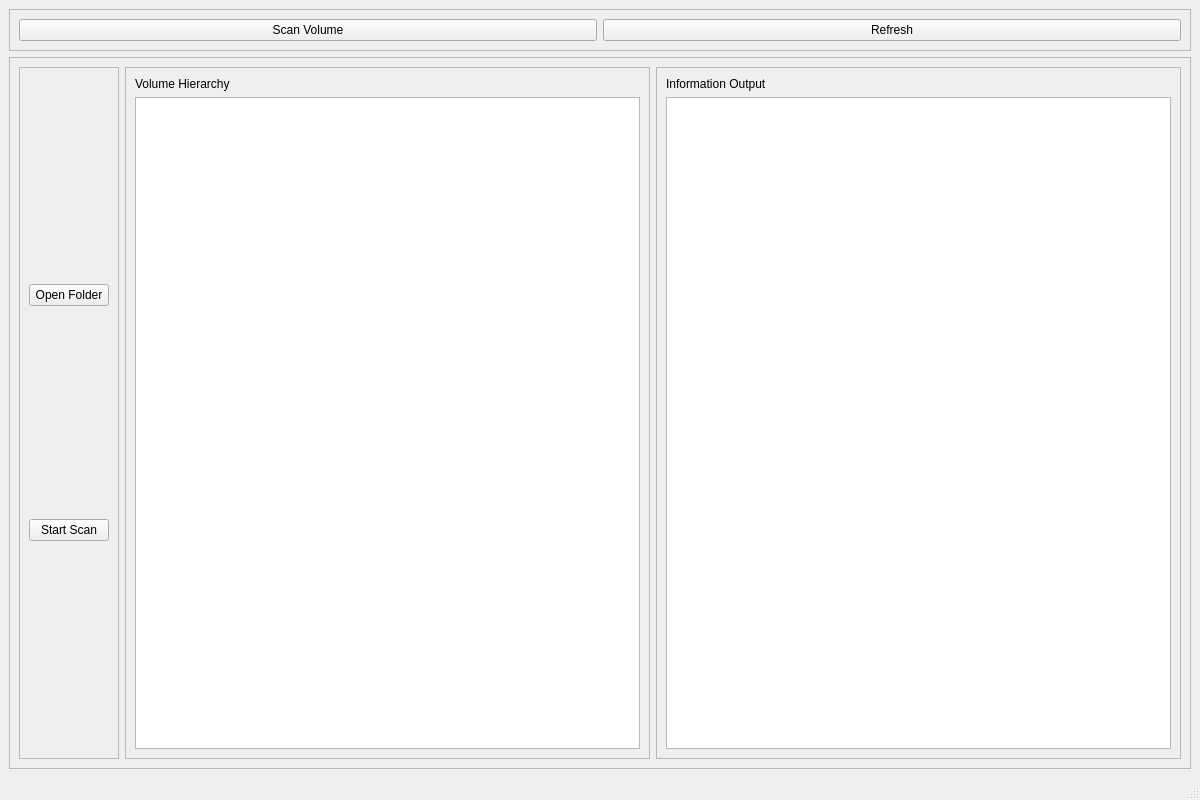
First picture: the form in chronopix.ui, repository chronomicron/ChronoPix, before the edit.
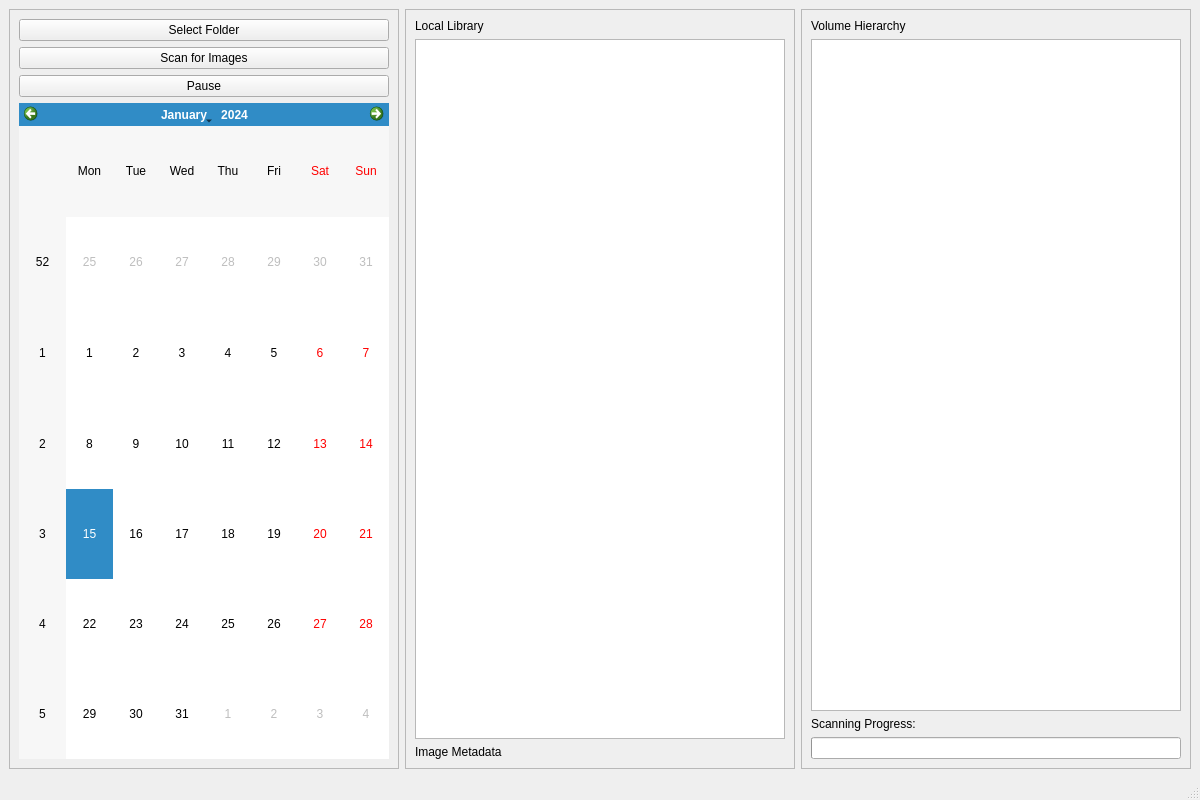
Second picture: the form after the edit.

Commit message: added progress bar and pause button

```diff
--- a/chronopix.ui
+++ b/chronopix.ui
@@ -14,108 +14,105 @@
    <string>ChronoPix</string>
   </property>
   <widget class="QWidget" name="centralwidget">
-   <layout class="QVBoxLayout" name="verticalLayout">
-    
-    <!-- Top Control Bar -->
+   <layout class="QHBoxLayout" name="horizontalLayout">
+
+    <!-- Left Panel: Control Panel -->
     <item>
-     <widget class="QFrame" name="topControlBar">
+     <widget class="QFrame" name="controlPanel">
       <property name="frameShape">
        <enum>QFrame::StyledPanel</enum>
       </property>
-      <layout class="QHBoxLayout" name="topLayout">
+      <layout class="QVBoxLayout" name="controlLayout">
+       <item>
+        <widget class="QPushButton" name="selectFolderButton">
+         <property name="text">
+          <string>Select Folder</string>
+         </property>
+        </widget>
+       </item>
        <item>
         <widget class="QPushButton" name="scanButton">
          <property name="text">
-          <string>Scan Volume</string>
+          <string>Scan for Images</string>
          </property>
         </widget>
        </item>
        <item>
-        <widget class="QPushButton" name="refreshButton">
+        <widget class="QPushButton" name="pauseButton">
          <property name="text">
-          <string>Refresh</string>
+          <string>Pause</string>
          </property>
         </widget>
        </item>
+       <item>
+        <widget class="QCalendarWidget" name="calendarWidget"/>
+       </item>
       </layout>
      </widget>
     </item>
 
-    <!-- Bottom Section: Three Panels -->
+    <!-- Center Panel: Local Library -->
     <item>
-     <widget class="QFrame" name="bottomSection">
+     <widget class="QFrame" name="localLibraryPanel">
       <property name="frameShape">
        <enum>QFrame::StyledPanel</enum>
       </property>
-      <layout class="QHBoxLayout" name="bottomLayout">
-
-       <!-- Left Panel: Controls -->
+      <layout class="QVBoxLayout" name="libraryLayout">
        <item>
-        <widget class="QFrame" name="controlPanel">
-         <property name="frameShape">
-          <enum>QFrame::StyledPanel</enum>
+        <widget class="QLabel" name="libraryLabel">
+         <property name="text">
+          <string>Local Library</string>
          </property>
-         <layout class="QVBoxLayout" name="controlLayout">
-          <item>
-           <widget class="QPushButton" name="openFolderButton">
-            <property name="text">
-             <string>Open Folder</string>
-            </property>
-           </widget>
-          </item>
-          <item>
-           <widget class="QPushButton" name="startScanButton">
-            <property name="text">
-             <string>Start Scan</string>
-            </property>
-           </widget>
-          </item>
-         </layout>
         </widget>
        </item>
-
-       <!-- Middle Panel: Volume Hierarchy -->
        <item>
-        <widget class="QFrame" name="volumeHierarchyPanel">
-         <property name="frameShape">
-          <enum>QFrame::StyledPanel</enum>
+        <widget class="QListView" name="imageListView"/>
+       </item>
+       <item>
+        <widget class="QLabel" name="imageMetadataLabel">
+         <property name="text">
+          <string>Image Metadata</string>
          </property>
-         <layout class="QVBoxLayout" name="hierarchyLayout">
-          <item>
-           <widget class="QLabel" name="hierarchyLabel">
-            <property name="text">
-             <string>Volume Hierarchy</string>
-            </property>
-           </widget>
-          </item>
-          <item>
-           <widget class="QTreeView" name="volumeTreeView"/>
-          </item>
-         </layout>
         </widget>
        </item>
+      </layout>
+     </widget>
+    </item>
 
-       <!-- Right Panel: Information Output -->
+    <!-- Right Panel: Volume Hierarchy & Info -->
+    <item>
+     <widget class="QFrame" name="volumeHierarchyPanel">
+      <property name="frameShape">
+       <enum>QFrame::StyledPanel</enum>
+      </property>
+      <layout class="QVBoxLayout" name="hierarchyLayout">
        <item>
-        <widget class="QFrame" name="infoOutputPanel">
-         <property name="frameShape">
-          <enum>QFrame::StyledPanel</enum>
+        <widget class="QLabel" name="hierarchyLabel">
+         <property name="text">
+          <string>Volume Hierarchy</string>
          </property>
-         <layout class="QVBoxLayout" name="infoLayout">
-          <item>
-           <widget class="QLabel" name="infoLabel">
-            <property name="text">
-             <string>Information Output</string>
-            </property>
-           </widget>
-          </item>
-          <item>
-           <widget class="QTextEdit" name="infoText"/>
-          </item>
-         </layout>
         </widget>
        </item>
-
+       <item>
+        <widget class="QTreeView" name="volumeTreeView"/>
+       </item>
+       <item>
+        <widget class="QLabel" name="progressLabel">
+         <property name="text">
+          <string>Scanning Progress:</string>
+         </property>
+        </widget>
+       </item>
+       <item>
+        <widget class="QProgressBar" name="progressBar">
+         <property name="minimum">
+          <number>0</number>
+         </property>
+         <property name="maximum">
+          <number>100</number>
+         </property>
+        </widget>
+       </item>
       </layout>
      </widget>
     </item>
```
The commit also changes 1 other file.
